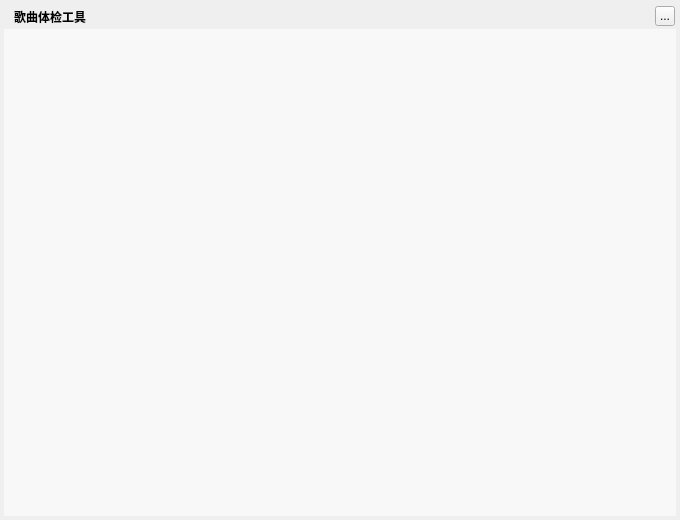
Greedysky/TTKMusicPlayer, file TTKCore/musicUi/musicToolsetswidget/musicsongchecktoolswidget.ui: the form before one commit.
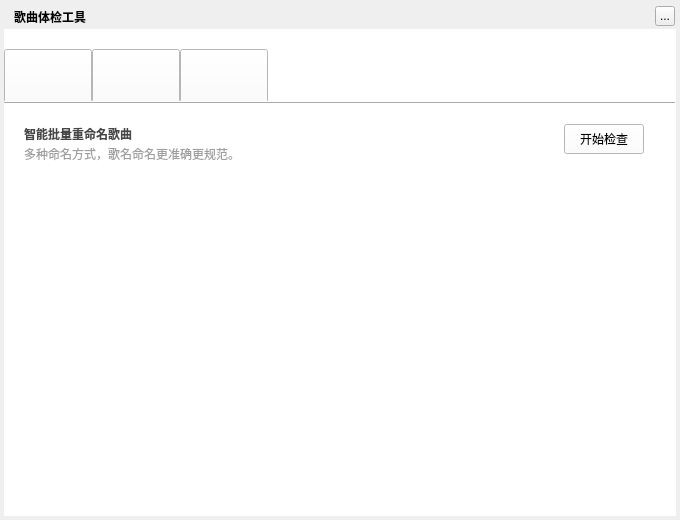
The form after the commit.

Commit message: update song check test tool widget[710396]

Patch:
```diff
--- a/TTKCore/musicUi/musicToolsetswidget/musicsongchecktoolswidget.ui
+++ b/TTKCore/musicUi/musicToolsetswidget/musicsongchecktoolswidget.ui
@@ -65,8 +65,217 @@
     </rect>
    </property>
    <property name="styleSheet">
-    <string notr="true">background:rgba(255,255,255,150)</string>
+    <string notr="true">background:rgba(255,255,255)</string>
    </property>
+   <widget class="QToolButton" name="renameButton">
+    <property name="geometry">
+     <rect>
+      <x>0</x>
+      <y>20</y>
+      <width>88</width>
+      <height>54</height>
+     </rect>
+    </property>
+    <property name="text">
+     <string/>
+    </property>
+   </widget>
+   <widget class="QToolButton" name="duplicateButton">
+    <property name="geometry">
+     <rect>
+      <x>88</x>
+      <y>20</y>
+      <width>88</width>
+      <height>54</height>
+     </rect>
+    </property>
+    <property name="text">
+     <string/>
+    </property>
+   </widget>
+   <widget class="QToolButton" name="qualityButton">
+    <property name="geometry">
+     <rect>
+      <x>176</x>
+      <y>20</y>
+      <width>88</width>
+      <height>54</height>
+     </rect>
+    </property>
+    <property name="text">
+     <string/>
+    </property>
+   </widget>
+   <widget class="QStackedWidget" name="stackedWidget">
+    <property name="geometry">
+     <rect>
+      <x>0</x>
+      <y>75</y>
+      <width>672</width>
+      <height>413</height>
+     </rect>
+    </property>
+    <property name="styleSheet">
+     <string notr="true"/>
+    </property>
+    <widget class="QWidget" name="renamePage">
+     <widget class="QPushButton" name="renameCheckButton">
+      <property name="geometry">
+       <rect>
+        <x>560</x>
+        <y>20</y>
+        <width>80</width>
+        <height>30</height>
+       </rect>
+      </property>
+      <property name="text">
+       <string>开始检查</string>
+      </property>
+     </widget>
+     <widget class="QLabel" name="renameLabel_1">
+      <property name="geometry">
+       <rect>
+        <x>20</x>
+        <y>20</y>
+        <width>530</width>
+        <height>20</height>
+       </rect>
+      </property>
+      <property name="styleSheet">
+       <string notr="true">font-weight:bold; color:#464646</string>
+      </property>
+      <property name="text">
+       <string>智能批量重命名歌曲</string>
+      </property>
+     </widget>
+     <widget class="QLabel" name="renameLabel_2">
+      <property name="geometry">
+       <rect>
+        <x>20</x>
+        <y>40</y>
+        <width>530</width>
+        <height>20</height>
+       </rect>
+      </property>
+      <property name="styleSheet">
+       <string notr="true">color:#9F9F9F</string>
+      </property>
+      <property name="text">
+       <string>多种命名方式，歌名命名更准确更规范。</string>
+      </property>
+     </widget>
+    </widget>
+    <widget class="QWidget" name="duplicatePage">
+     <widget class="QPushButton" name="duplicateCheckButton">
+      <property name="geometry">
+       <rect>
+        <x>560</x>
+        <y>20</y>
+        <width>80</width>
+        <height>30</height>
+       </rect>
+      </property>
+      <property name="text">
+       <string>开始检查</string>
+      </property>
+     </widget>
+     <widget class="QLabel" name="duplicateLabel_1">
+      <property name="geometry">
+       <rect>
+        <x>20</x>
+        <y>20</y>
+        <width>530</width>
+        <height>20</height>
+       </rect>
+      </property>
+      <property name="styleSheet">
+       <string notr="true">font-weight:bold; color:#464646</string>
+      </property>
+      <property name="text">
+       <string>扫描重复的歌曲并彻底删除</string>
+      </property>
+     </widget>
+     <widget class="QLabel" name="duplicateLabel_2">
+      <property name="geometry">
+       <rect>
+        <x>20</x>
+        <y>40</y>
+        <width>530</width>
+        <height>20</height>
+       </rect>
+      </property>
+      <property name="styleSheet">
+       <string notr="true">color:#9F9F9F</string>
+      </property>
+      <property name="text">
+       <string>清除重复歌曲，减少硬盘空间占用。</string>
+      </property>
+     </widget>
+    </widget>
+    <widget class="QWidget" name="qualityPage">
+     <widget class="QLabel" name="qualityLabel_2">
+      <property name="geometry">
+       <rect>
+        <x>20</x>
+        <y>40</y>
+        <width>530</width>
+        <height>20</height>
+       </rect>
+      </property>
+      <property name="styleSheet">
+       <string notr="true">color:#9F9F9F</string>
+      </property>
+      <property name="text">
+       <string>为您精心挑选优质音乐文件。</string>
+      </property>
+     </widget>
+     <widget class="QLabel" name="qualityLabel_1">
+      <property name="geometry">
+       <rect>
+        <x>20</x>
+        <y>20</y>
+        <width>530</width>
+        <height>20</height>
+       </rect>
+      </property>
+      <property name="styleSheet">
+       <string notr="true">font-weight:bold; color:#464646</string>
+      </property>
+      <property name="text">
+       <string>自动检测歌曲音质优劣</string>
+      </property>
+     </widget>
+     <widget class="QPushButton" name="qualityCheckButton">
+      <property name="geometry">
+       <rect>
+        <x>560</x>
+        <y>20</y>
+        <width>80</width>
+        <height>30</height>
+       </rect>
+      </property>
+      <property name="text">
+       <string>开始检查</string>
+      </property>
+     </widget>
+    </widget>
+   </widget>
+   <widget class="QFrame" name="frame">
+    <property name="geometry">
+     <rect>
+      <x>0</x>
+      <y>72</y>
+      <width>672</width>
+      <height>2</height>
+     </rect>
+    </property>
+    <property name="frameShape">
+     <enum>QFrame::HLine</enum>
+    </property>
+    <property name="frameShadow">
+     <enum>QFrame::Raised</enum>
+    </property>
+   </widget>
   </widget>
   <zorder>background</zorder>
   <zorder>backgroundMask</zorder>
```
The commit also changes 15 other files.
